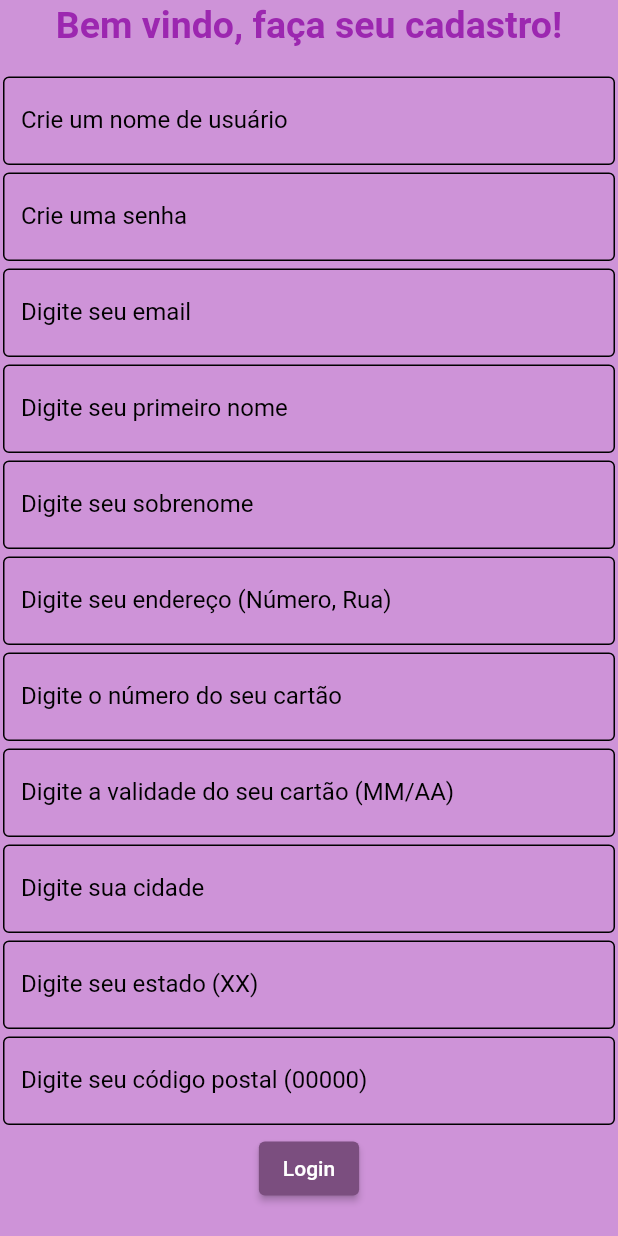
After one commit to Isadora-R/ShopEase, a Flutter app: the screen it shows after launch, after a tap on "Criar uma conta", on a phone screen of 412 x 824 dp. The commit adds this screen. Run offline on Flutter 3.47's test engine with Material 2 defaults, Android fonts, the phone set to English and light mode, and no system bars; accounts and stored records are empty; network calls fail.

Commit message:
CriarPerfilAtt

```diff
--- a/shop_ease/lib/main.dart
+++ b/shop_ease/lib/main.dart
@@ -1,12 +1,18 @@
 import 'package:flutter/material.dart';
 import 'src/components/tab_control.dart';
 import 'src/components/login.dart';
+import 'src/components/criar_perfil.dart';
 import 'package:provider/provider.dart';
 
 void main() {
   runApp(
-    ChangeNotifierProvider(
-      create: (context) => DataProvider(),
+    MultiProvider(
+      providers: [
+        ChangeNotifierProvider(create: (context) => DataProvider()),
+        ChangeNotifierProvider(create: (context) => CriarPerfilProvider())
+        // Adicione outros providers conforme necessário
+        // ChangeNotifierProvider(create: (context) => OutroProvider()),
+      ],
       child: MaterialApp(
         title: 'ShopEase',
         theme: ThemeData(
--- /dev/null
+++ b/shop_ease/lib/src/components/criar_perfil.dart
@@ -0,0 +1,256 @@
+import 'package:flutter/material.dart';
+import 'package:provider/provider.dart';
+
+Widget build(BuildContext context) {
+  return Provider<CriarPerfilProvider>(
+      create: (_) => CriarPerfilProvider(),
+      builder: (context, child) {
+        return Text(context.watch<CriarPerfilProvider>().toString());
+      });
+}
+
+class CriarPerfil extends StatefulWidget {
+  const CriarPerfil({Key? key}) : super(key: key);
+
+  @override
+  // ignore: library_private_types_in_public_api
+  _CriarPerfilState createState() => _CriarPerfilState();
+}
+
+class _CriarPerfilState extends State<CriarPerfil> {
+  final TextEditingController _criarUsernameController =
+      TextEditingController();
+  final TextEditingController _criarPasswordController =
+      TextEditingController();
+  final TextEditingController _criarEmailController = TextEditingController();
+  final TextEditingController _criarNomeController = TextEditingController();
+  final TextEditingController _criarSobrenomeController =
+      TextEditingController();
+  final TextEditingController _criarEnderecoController =
+      TextEditingController();
+  final TextEditingController _criarCartaoController = TextEditingController();
+  final TextEditingController _criarCartaoValidadeController =
+      TextEditingController();
+  final TextEditingController _criarCidadeController = TextEditingController();
+  final TextEditingController _criarEstadoController = TextEditingController();
+  final TextEditingController _criarPostalController = TextEditingController();
+
+  List<String> usuarioLogou = [];
+
+  Future<void> _fazerLogin() async {
+    try {
+      usuarioLogou.add(_criarUsernameController.text);
+      usuarioLogou.add(_criarPasswordController.text);
+      usuarioLogou.add(_criarEmailController.text);
+      usuarioLogou.add(_criarNomeController.text);
+      usuarioLogou.add(_criarSobrenomeController.text);
+      usuarioLogou.add(_criarEnderecoController.text);
+      usuarioLogou.add(_criarCartaoController.text);
+      usuarioLogou.add(_criarCartaoValidadeController.text);
+      usuarioLogou.add(_criarCidadeController.text);
+      usuarioLogou.add(_criarEstadoController.text);
+      usuarioLogou.add(_criarPostalController.text);
+      Navigator.pushReplacementNamed(
+        context,
+        '/home',
+      );
+      return;
+    } catch (error) {
+      // ignore: avoid_print
+      print('Erro ao fazer login: $error');
+      ScaffoldMessenger.of(context).showSnackBar(
+        const SnackBar(content: Text('Erro ao fazer login')),
+      );
+    }
+  }
+
+  @override
+  Widget build(BuildContext context) {
+    return Scaffold(
+        body: SingleChildScrollView(
+      child: Stack(
+        children: [
+          Padding(
+            padding: const EdgeInsets.all(2.0),
+            child: Column(
+              mainAxisAlignment: MainAxisAlignment.center,
+              children: [
+                const Text(
+                  'Bem vindo, faça seu cadastro!',
+                  style: TextStyle(
+                    color: Colors.purple,
+                    decorationThickness: 2.0,
+                    fontSize: 25,
+                    fontWeight: FontWeight.bold,
+                  ),
+                ),
+                const SizedBox(height: 20.0),
+                TextField(
+                  style: const TextStyle(
+                      color: Colors.black, decorationThickness: 2.0),
+                  controller: _criarUsernameController,
+                  decoration: const InputDecoration(
+                      labelText: 'Crie um nome de usuário',
+                      labelStyle: TextStyle(
+                          color: Colors.black, decorationThickness: 2.0),
+                      enabledBorder: OutlineInputBorder(
+                          borderSide: BorderSide(color: Colors.black))),
+                ),
+                const SizedBox(height: 5.0),
+                TextField(
+                  style: const TextStyle(
+                      color: Colors.black, decorationThickness: 2.0),
+                  controller: _criarPasswordController,
+                  obscureText: true,
+                  decoration: const InputDecoration(
+                      labelText: 'Crie uma senha',
+                      labelStyle: TextStyle(
+                          color: Colors.black, decorationThickness: 2.0),
+                      enabledBorder: OutlineInputBorder(
+                          borderSide: BorderSide(color: Colors.black))),
+                ),
+                const SizedBox(height: 5.0),
+                TextField(
+                  style: const TextStyle(
+                      color: Colors.black, decorationThickness: 2.0),
+                  controller: _criarEmailController,
+                  decoration: const InputDecoration(
+                      labelText: 'Digite seu email',
+                      labelStyle: TextStyle(
+                          color: Colors.black, decorationThickness: 2.0),
+                      enabledBorder: OutlineInputBorder(
+                          borderSide: BorderSide(color: Colors.black))),
+                ),
+                const SizedBox(height: 5.0),
+                TextField(
+                  style: const TextStyle(
+                      color: Colors.black, decorationThickness: 2.0),
+                  controller: _criarNomeController,
+                  decoration: const InputDecoration(
+                      labelText: 'Digite seu primeiro nome',
+                      labelStyle: TextStyle(
+                          color: Colors.black, decorationThickness: 2.0),
+                      enabledBorder: OutlineInputBorder(
+                          borderSide: BorderSide(color: Colors.black))),
+                ),
+                const SizedBox(height: 5.0),
+                TextField(
+                  style: const TextStyle(
+                      color: Colors.black, decorationThickness: 2.0),
+                  controller: _criarSobrenomeController,
+                  decoration: const InputDecoration(
+                      labelText: 'Digite seu sobrenome',
+                      labelStyle: TextStyle(
+                          color: Colors.black, decorationThickness: 2.0),
+                      enabledBorder: OutlineInputBorder(
+                          borderSide: BorderSide(color: Colors.black))),
+                ),
+                const SizedBox(height: 5.0),
+                TextField(
+                  style: const TextStyle(
+                      color: Colors.black, decorationThickness: 2.0),
+                  controller: _criarEnderecoController,
+                  decoration: const InputDecoration(
+                      labelText: 'Digite seu endereço (Número, Rua)',
+                      labelStyle: TextStyle(
+                          color: Colors.black, decorationThickness: 2.0),
+                      enabledBorder: OutlineInputBorder(
+                          borderSide: BorderSide(color: Colors.black))),
+                ),
+                const SizedBox(height: 5.0),
+                TextField(
+                  style: const TextStyle(
+                      color: Colors.black, decorationThickness: 2.0),
+                  controller: _criarCartaoController,
+                  decoration: const InputDecoration(
+                      labelText: 'Digite o número do seu cartão',
+                      labelStyle: TextStyle(
+                          color: Colors.black, decorationThickness: 2.0),
+                      enabledBorder: OutlineInputBorder(
+                          borderSide: BorderSide(color: Colors.black))),
+                ),
+                const SizedBox(height: 5.0),
+                TextField(
+                  style: const TextStyle(
+                      color: Colors.black, decorationThickness: 2.0),
+                  controller: _criarCartaoValidadeController,
+                  decoration: const InputDecoration(
+                      labelText: 'Digite a validade do seu cartão (MM/AA)',
+                      labelStyle: TextStyle(
+                          color: Colors.black, decorationThickness: 2.0),
+                      enabledBorder: OutlineInputBorder(
+                          borderSide: BorderSide(color: Colors.black))),
+                ),
+                const SizedBox(height: 5.0),
+                TextField(
+                  style: const TextStyle(
+                      color: Colors.black, decorationThickness: 2.0),
+                  controller: _criarCidadeController,
+                  decoration: const InputDecoration(
+                      labelText: 'Digite sua cidade',
+                      labelStyle: TextStyle(
+                          color: Colors.black, decorationThickness: 2.0),
+                      enabledBorder: OutlineInputBorder(
+                          borderSide: BorderSide(color: Colors.black))),
+                ),
+                const SizedBox(height: 5.0),
+                TextField(
+                  style: const TextStyle(
+                      color: Colors.black, decorationThickness: 2.0),
+                  controller: _criarEstadoController,
+                  decoration: const InputDecoration(
+                      labelText: 'Digite seu estado (XX)',
+                      labelStyle: TextStyle(
+                          color: Colors.black, decorationThickness: 2.0),
+                      enabledBorder: OutlineInputBorder(
+                          borderSide: BorderSide(color: Colors.black))),
+                ),
+                const SizedBox(height: 5.0),
+                TextField(
+                  style: const TextStyle(
+                      color: Colors.black, decorationThickness: 2.0),
+                  controller: _criarPostalController,
+                  decoration: const InputDecoration(
+                      labelText: 'Digite seu código postal (00000)',
+                      labelStyle: TextStyle(
+                          color: Colors.black, decorationThickness: 2.0),
+                      enabledBorder: OutlineInputBorder(
+                          borderSide: BorderSide(color: Colors.black))),
+                ),
+                const SizedBox(height: 5.0),
+                ElevatedButton(
+                  onPressed: () async {
+                    _fazerLogin();
+                    for (int i = 0; i < usuarioLogou.length; i++) {
+                      context
+                          .read<CriarPerfilProvider>()
+                          .adicionarItem(usuarioLogou[i]);
+                    }
+                  },
+                  child: const Text('Login'),
+                ),
+              ],
+            ),
+          ),
+        ],
+      ),
+    ));
+  }
+}
+
+class CriarPerfilProvider with ChangeNotifier {
+  // ignore: prefer_final_fields
+  List<String> _usuarioLogado = [];
+
+  List<String> get usuarioLogado => _usuarioLogado;
+
+  void adicionarItem(String item) {
+    _usuarioLogado.add(item);
+    notifyListeners();
+  }
+
+  void limparUsuario() {
+    _usuarioLogado.clear();
+    notifyListeners();
+  }
+}
--- a/shop_ease/lib/src/components/login.dart
+++ b/shop_ease/lib/src/components/login.dart
@@ -9,6 +9,7 @@ import 'package:flutter/material.dart';
 import '../model/user_model.dart';
 import '../service/api_service.dart';
 import 'package:provider/provider.dart';
+import 'criar_perfil.dart';
 
 Widget build(BuildContext context) {
   return Provider<DataProvider>(
@@ -154,6 +155,19 @@ class _LoginState extends State<Login> {
                   },
                   child: const Text('Login'),
                 ),
+                const SizedBox(height: 10.0),
+                ElevatedButton(
+                  onPressed: () async {
+                    Navigator.push(
+                      context,
+                      MaterialPageRoute(
+                          builder: (context) =>
+                              const CriarPerfil() // Substitua true pelo valor real
+                          ),
+                    );
+                  },
+                  child: const Text('Criar uma conta'),
+                ),
               ],
             ),
           )
--- a/shop_ease/lib/src/components/perfil.dart
+++ b/shop_ease/lib/src/components/perfil.dart
@@ -2,6 +2,7 @@
 
 import 'package:flutter/material.dart';
 import 'package:provider/provider.dart';
+import 'package:shop_ease/src/components/criar_perfil.dart';
 import 'package:shop_ease/src/components/login.dart';
 
 class Perfil extends StatelessWidget {
@@ -11,24 +12,31 @@ class Perfil extends StatelessWidget {
   Widget build(BuildContext context) {
     List<String> usuarioLogado =
         Provider.of<DataProvider>(context).usuarioLogado;
+    List<String> usuarioLogado_2 =
+        Provider.of<CriarPerfilProvider>(context).usuarioLogado;
     String numeroDoCartao = '';
     String urlImagem = '';
 
     if (usuarioLogado.length >= 5) {
       numeroDoCartao = usuarioLogado[4];
+    } else if (usuarioLogado_2.length >= 7) {
+      numeroDoCartao = usuarioLogado_2[6];
     }
 
     if (usuarioLogado.length >= 5) {
       urlImagem = usuarioLogado[2];
+    } else if (usuarioLogado_2.length >= 7) {
+      urlImagem = 'https://robohash.org/RFH.png?set=set4';
     }
-    if (usuarioLogado.isNotEmpty) {
+
+    if (usuarioLogado.isNotEmpty || usuarioLogado_2.isNotEmpty) {
       return Scaffold(
           body: Center(
         child: Column(
           mainAxisAlignment: MainAxisAlignment.center,
           children: [
             Text(
-              'Bem vindo(a), ${usuarioLogado.isNotEmpty ? usuarioLogado[0] : "Usuário Desconhecido"}',
+              'Bem vindo(a), ${usuarioLogado.isNotEmpty ? usuarioLogado[0] : usuarioLogado_2[3]}',
               style: const TextStyle(
                 fontSize: 20.2,
                 fontWeight: FontWeight.bold,
@@ -42,18 +50,20 @@ class Perfil extends StatelessWidget {
             ),
             const SizedBox(height: 10.0),
             Text(
-                'Nome: ${usuarioLogado.isNotEmpty ? usuarioLogado[0] : "Usuário Desconhecido"} ${usuarioLogado.isNotEmpty ? usuarioLogado[1] : "Usuário Desconhecido"}'),
+                'Nome: ${usuarioLogado.isNotEmpty ? usuarioLogado[0] : usuarioLogado_2[3]} ${usuarioLogado.isNotEmpty ? usuarioLogado[1] : usuarioLogado_2[4]}'),
             const SizedBox(height: 10.0),
             Text(
-                'Endereço de entrega: ${usuarioLogado.isNotEmpty ? usuarioLogado[3] : ''}'),
+                'Endereço de entrega: ${usuarioLogado.isNotEmpty ? usuarioLogado[3] : usuarioLogado_2[5]}'),
             const SizedBox(height: 10.0),
             Text(
-                'Cartão de final: ${numeroDoCartao.substring(numeroDoCartao.length - 4)} com expiração em ${usuarioLogado.isNotEmpty ? usuarioLogado[5] : ''}'),
+                'Cartão de final: ${numeroDoCartao.substring(numeroDoCartao.length - 4)} com expiração em ${usuarioLogado.isNotEmpty ? usuarioLogado[5] : usuarioLogado_2[7]}'),
             const SizedBox(height: 40.0),
             const SizedBox(height: 40.0),
             ElevatedButton(
               onPressed: () {
                 Provider.of<DataProvider>(context, listen: false)
+                    .limparUsuario();
+                Provider.of<CriarPerfilProvider>(context, listen: false)
                     .limparUsuario();
                 Navigator.of(context)
                     .pushNamedAndRemoveUntil('/login', (route) => false);
--- a/shop_ease/lib/src/components/rastreamento.dart
+++ b/shop_ease/lib/src/components/rastreamento.dart
@@ -21,6 +21,8 @@ class _RastreamentoState extends State<Rastreamento>
   double progresso = 0.0;
   double incremento = 0.0;
   final bool pagamentoAprovado = true;
+  // List<String> _pedidosFeitos = [];
+  // List<String> get pedidosFeitos => _pedidosFeitos;
 
   bool _isMounted = false;
 
--- a/shop_ease/pubspec.yaml
+++ b/shop_ease/pubspec.yaml
@@ -24,3 +24,4 @@ flutter:
     - lib/src/assets/planoDefundoLoja.png
     - lib/src/assets/logo.png
     - lib/src/assets/logooo.png
+    - lib/src/assets/user.png
```
Also changed, not shown: shop_ease/lib/src/assets/user.png (added).
